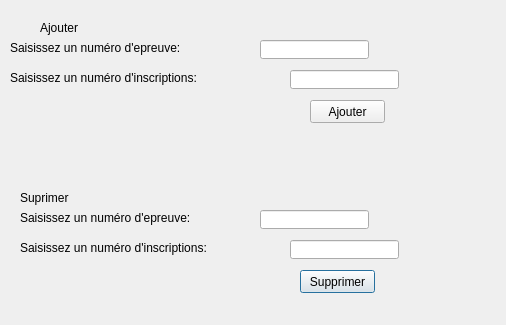
wen9xin/s5BDProjt, file gui/fct_comp_31.ui: the form before one commit.
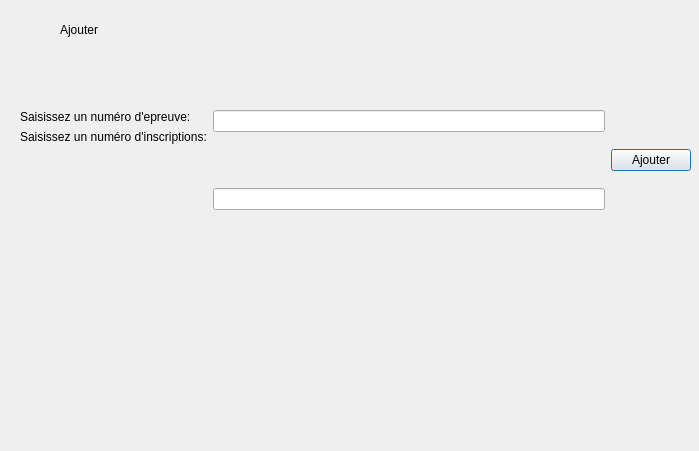
The form after the commit.

Commit message: 3.1 ajouter还是会闪退，但是起码窗口能正常打开了

Diff of the .ui file:
```diff
--- a/gui/fct_comp_31.ui
+++ b/gui/fct_comp_31.ui
@@ -6,170 +6,85 @@
    <rect>
     <x>0</x>
     <y>0</y>
-    <width>506</width>
-    <height>325</height>
+    <width>699</width>
+    <height>451</height>
    </rect>
   </property>
   <property name="windowTitle">
    <string>3.1</string>
   </property>
-  <widget class="QLabel" name="label_3">
-   <property name="geometry">
-    <rect>
-     <x>10</x>
-     <y>70</y>
-     <width>261</width>
-     <height>16</height>
-    </rect>
-   </property>
-   <property name="text">
-    <string>Saisissez un numéro d'inscriptions:</string>
-   </property>
-  </widget>
-  <widget class="QLineEdit" name="a_in">
-   <property name="geometry">
-    <rect>
-     <x>290</x>
-     <y>70</y>
-     <width>109</width>
-     <height>19</height>
-    </rect>
-   </property>
-  </widget>
-  <widget class="QLabel" name="label_4">
-   <property name="geometry">
-    <rect>
-     <x>20</x>
-     <y>190</y>
-     <width>71</width>
-     <height>16</height>
-    </rect>
-   </property>
-   <property name="text">
-    <string>Suprimer</string>
-   </property>
-  </widget>
-  <widget class="QLabel" name="label_5">
-   <property name="geometry">
-    <rect>
-     <x>20</x>
-     <y>210</y>
-     <width>261</width>
-     <height>16</height>
-    </rect>
-   </property>
-   <property name="text">
-    <string>Saisissez un numéro d'epreuve:</string>
-   </property>
-  </widget>
-  <widget class="QLabel" name="label_6">
-   <property name="geometry">
-    <rect>
-     <x>20</x>
-     <y>240</y>
-     <width>261</width>
-     <height>16</height>
-    </rect>
-   </property>
-   <property name="text">
-    <string>Saisissez un numéro d'inscriptions:</string>
-   </property>
-  </widget>
-  <widget class="QLineEdit" name="s_ep">
-   <property name="geometry">
-    <rect>
-     <x>260</x>
-     <y>210</y>
-     <width>109</width>
-     <height>19</height>
-    </rect>
-   </property>
-  </widget>
-  <widget class="QLineEdit" name="s_in">
-   <property name="geometry">
-    <rect>
-     <x>290</x>
-     <y>240</y>
-     <width>109</width>
-     <height>19</height>
-    </rect>
-   </property>
-  </widget>
-  <widget class="QPushButton" name="suppr">
-   <property name="geometry">
-    <rect>
-     <x>300</x>
-     <y>270</y>
-     <width>75</width>
-     <height>23</height>
-    </rect>
-   </property>
-   <property name="text">
-    <string>Supprimer</string>
-   </property>
-  </widget>
   <widget class="QLabel" name="label_fct_comp_31">
    <property name="geometry">
     <rect>
-     <x>10</x>
-     <y>130</y>
-     <width>421</width>
-     <height>41</height>
+     <x>9</x>
+     <y>229</y>
+     <width>16</width>
+     <height>16</height>
     </rect>
    </property>
    <property name="text">
     <string/>
    </property>
-  </widget>
-  <widget class="QLineEdit" name="a_ep">
-   <property name="geometry">
-    <rect>
-     <x>260</x>
-     <y>40</y>
-     <width>109</width>
-     <height>19</height>
-    </rect>
+   <property name="alignment">
+    <set>Qt::AlignCenter</set>
    </property>
   </widget>
-  <widget class="QLabel" name="label">
+  <widget class="QLabel" name="label_4">
    <property name="geometry">
     <rect>
-     <x>10</x>
-     <y>40</y>
-     <width>261</width>
-     <height>16</height>
-    </rect>
-   </property>
-   <property name="text">
-    <string>Saisissez un numéro d'epreuve:</string>
-   </property>
-  </widget>
-  <widget class="QPushButton" name="ajouter">
-   <property name="geometry">
-    <rect>
-     <x>310</x>
-     <y>100</y>
-     <width>75</width>
-     <height>23</height>
-    </rect>
-   </property>
-   <property name="text">
-    <string>Ajouter</string>
-   </property>
-  </widget>
-  <widget class="QLabel" name="label_2">
-   <property name="geometry">
-    <rect>
-     <x>40</x>
+     <x>60</x>
      <y>20</y>
-     <width>53</width>
-     <height>16</height>
+     <width>42</width>
+     <height>19</height>
     </rect>
    </property>
    <property name="text">
     <string>Ajouter</string>
    </property>
   </widget>
+  <widget class="QWidget" name="">
+   <property name="geometry">
+    <rect>
+     <x>20</x>
+     <y>60</y>
+     <width>671</width>
+     <height>201</height>
+    </rect>
+   </property>
+   <layout class="QGridLayout" name="gridLayout">
+    <item row="0" column="0" rowspan="2">
+     <layout class="QFormLayout" name="formLayout">
+      <item row="0" column="0">
+       <widget class="QLabel" name="label_2">
+        <property name="text">
+         <string>Saisissez un numéro d'epreuve:</string>
+        </property>
+       </widget>
+      </item>
+      <item row="1" column="0">
+       <widget class="QLabel" name="label_3">
+        <property name="text">
+         <string>Saisissez un numéro d'inscriptions:</string>
+        </property>
+       </widget>
+      </item>
+     </layout>
+    </item>
+    <item row="0" column="1">
+     <widget class="QLineEdit" name="lineEdit_31_a_ep"/>
+    </item>
+    <item row="0" column="2" rowspan="2">
+     <widget class="QPushButton" name="pushButton">
+      <property name="text">
+       <string>Ajouter</string>
+      </property>
+     </widget>
+    </item>
+    <item row="1" column="1">
+     <widget class="QLineEdit" name="lineEdit__31_a_in"/>
+    </item>
+   </layout>
+  </widget>
  </widget>
  <resources/>
  <connections>
```
Left out of the diff: 28 changed lines with no effect on the pictures. The commit also changes 3 other files.
